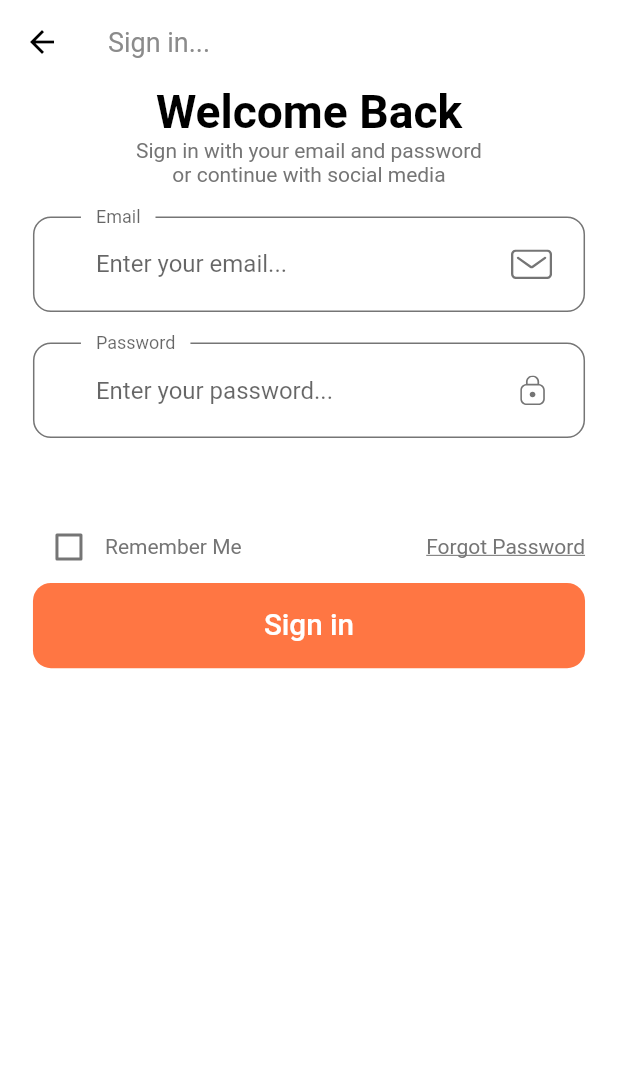
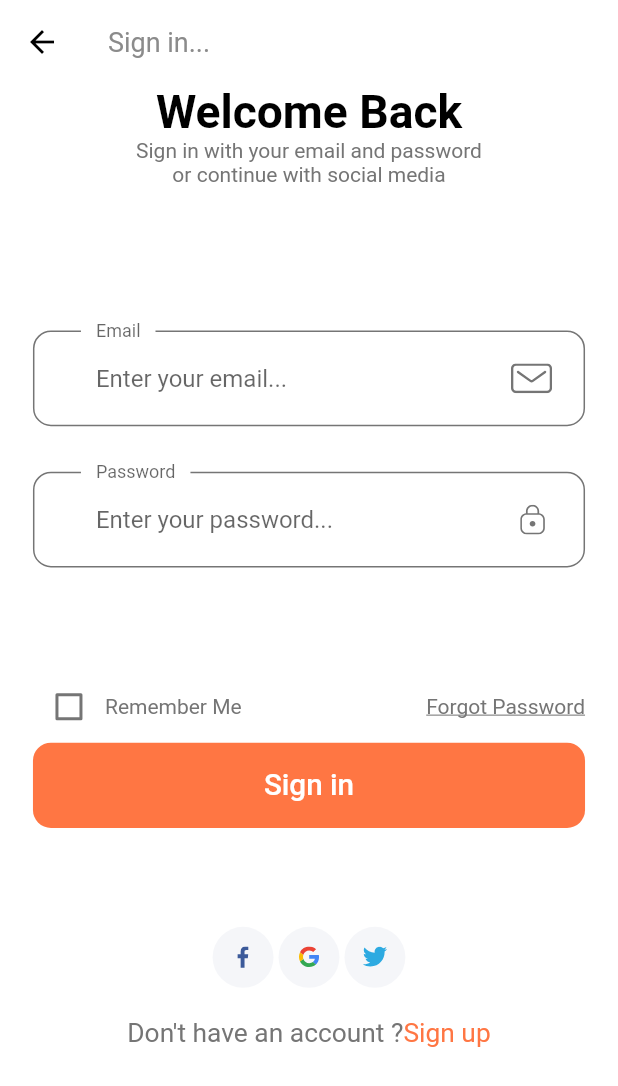
Before and after one commit to ozgursarikamis/ecommerce, a Flutter app: the screen it shows after launch, after a tap on "Continue", on a phone screen of 412 x 824 dp. Shown: the top 1086 px of the screen. Run offline on Flutter 3.47's test engine with Material 2 defaults, Android fonts, the phone set to English and light mode, and no system bars; our stand-ins replace flutter_svg.

Commit message:
sign in completed

```diff
--- a/lib/screens/signin/components/body.dart
+++ b/lib/screens/signin/components/body.dart
@@ -1,9 +1,8 @@
 import 'package:flutter/material.dart';
-import 'package:ecommerce/components/CustomSuffixIcon.dart';
-import 'package:ecommerce/components/DefaultButton.dart';
-import 'package:ecommerce/components/FormError.dart';
+import 'package:flutter_svg/flutter_svg.dart';
+import 'package:ecommerce/size_config.dart';
 import 'package:ecommerce/constants.dart';
-import 'package:ecommerce/size_config.dart';
+import 'package:ecommerce/screens/signin/components/signin.form.dart';
 
 class Body extends StatelessWidget {
   const Body({Key key}) : super(key: key);
@@ -29,7 +28,31 @@ class Body extends StatelessWidget {
                 "Sign in with your email and password \nor continue with social media",
                 textAlign: TextAlign.center,
               ),
+              SizedBox(height: SizeConfig.screenHeight * 0.08),
               SignForm(),
+              SizedBox(height: SizeConfig.screenHeight * 0.08),
+              Row(
+                mainAxisAlignment: MainAxisAlignment.center,
+                children: [
+                  SocialCard(icon: "assets/icons/facebook-2.svg", press: () {}),
+                  SocialCard(
+                      icon: "assets/icons/google-icon.svg", press: () {}),
+                  SocialCard(icon: "assets/icons/twitter.svg", press: () {}),
+                ],
+              ),
+              SizedBox(height: getProportionateScreenHeight(20)),
+              Row(
+                mainAxisAlignment: MainAxisAlignment.center,
+                children: [
+                  Text("Don't have an account ?",
+                      style:
+                          TextStyle(fontSize: getProportionateScreenWidth(16))),
+                  Text("Sign up",
+                      style: TextStyle(
+                          fontSize: getProportionateScreenWidth(16),
+                          color: kPrimaryColor))
+                ],
+              )
             ],
           ),
         ),
@@ -38,136 +61,27 @@ class Body extends StatelessWidget {
   }
 }
 
-class SignForm extends StatefulWidget {
-  SignForm({Key key}) : super(key: key);
+class SocialCard extends StatelessWidget {
+  const SocialCard({
+    Key key,
+    this.icon,
+    this.press,
+  }) : super(key: key);
 
-  @override
-  _SignFormState createState() => _SignFormState();
-}
-
-class _SignFormState extends State<SignForm> {
-  String email, password;
-
-  final List<String> errors = [];
-  final _formKey = GlobalKey<FormState>();
-  bool rememberMe = false;
+  final String icon;
+  final Function press;
 
   @override
   Widget build(BuildContext context) {
-    return Form(
-      key: _formKey,
-      child: Column(
-        children: [
-          SizedBox(height: getProportionateScreenHeight(20)),
-          buildEmailFormField(),
-          SizedBox(height: getProportionateScreenHeight(20)),
-          buildPasswordFormField(),
-          SizedBox(height: getProportionateScreenHeight(20)),
-          FormError(errors: errors),
-          SizedBox(height: getProportionateScreenHeight(20)),
-          Row(
-            children: [
-              Checkbox(value: rememberMe, activeColor: kPrimaryColor, onChanged: (value){
-                setState(() {
-                  rememberMe = value;
-                });
-              }),
-              Text("Remember Me"),
-              Spacer(),
-              Text("Forgot Password", style: TextStyle(decoration: TextDecoration.underline))
-            ],
-          ),
-          DefaultButton(
-            text: "Sign in",
-            press: () {
-              if (_formKey.currentState.validate()) {
-                _formKey.currentState.save();
-              }
-            },
-          )
-        ],
-      ),
-    );
-  }
-
-  TextFormField buildPasswordFormField() {
-    return TextFormField(
-      obscureText: true,
-      onSaved: (newValue) {
-        password = newValue;
-      },
-      onChanged: (value) {
-        if (value.isNotEmpty && errors.contains(kPassNullError)) {
-          setState(() {
-            errors.remove(kPassNullError);
-          });
-        } else if (value.length >= 8 && errors.contains(kShortPassError)) {
-          setState(() {
-            errors.remove(kShortPassError);
-          });
-          return "";
-        }
-        return null;
-      },
-      validator: (value) {
-        if (value.isEmpty && !errors.contains(kPassNullError)) {
-          setState(() {
-            errors.add(kPassNullError);
-          });
-          return "";
-        } else if (value.length < 8 && !errors.contains(kShortPassError)) {
-          setState(() {
-            errors.add(kShortPassError);
-          });
-          return "";
-        }
-        return null;
-      },
-      decoration: InputDecoration(
-          labelText: "Password",
-          hintText: "Enter your password...",
-          floatingLabelBehavior: FloatingLabelBehavior.always,
-          suffixIcon: CustomSuffixIcon(svgIcon: "assets/icons/Lock.svg")),
-    );
-  }
-
-  TextFormField buildEmailFormField() {
-    return TextFormField(
-      onSaved: (newValue) => email = newValue,
-      onChanged: (value) {
-        if (value.isNotEmpty && errors.contains(kEmailNullError)) {
-          setState(() {
-            errors.remove(kEmailNullError);
-          });
-        } else if (emailValidatorRegExp.hasMatch(value) &&
-            errors.contains(kInvalidEmailError)) {
-          setState(() {
-            errors.remove(kInvalidEmailError);
-          });
-        }
-        return null;
-      },
-      validator: (value) {
-        if (value.isEmpty && !errors.contains(kEmailNullError)) {
-          setState(() {
-            errors.add(kEmailNullError);
-          });
-          return "";
-        } else if (!emailValidatorRegExp.hasMatch(value) &&
-            !errors.contains(kInvalidEmailError)) {
-          setState(() {
-            errors.add(kInvalidEmailError);
-          });
-          return "";
-        }
-        return null;
-      },
-      keyboardType: TextInputType.emailAddress,
-      decoration: InputDecoration(
-          labelText: "Email",
-          hintText: "Enter your email...",
-          floatingLabelBehavior: FloatingLabelBehavior.always,
-          suffixIcon: CustomSuffixIcon(svgIcon: "assets/icons/Mail.svg")),
+    return GestureDetector(
+      onTap: press,
+      child: Container(
+          padding: EdgeInsets.all(getProportionateScreenWidth(12)),
+          height: getProportionateScreenHeight(40),
+          width: getProportionateScreenWidth(40),
+          decoration:
+              BoxDecoration(color: Color(0xFFF5F6F9), shape: BoxShape.circle),
+          child: SvgPicture.asset(icon)),
     );
   }
 }
--- /dev/null
+++ b/lib/screens/signin/components/signin.form.dart
@@ -0,0 +1,141 @@
+
+import 'package:flutter/material.dart';
+import 'package:ecommerce/components/FormError.dart';
+import 'package:ecommerce/constants.dart';
+import 'package:ecommerce/size_config.dart';
+import 'package:ecommerce/components/CustomSuffixIcon.dart';
+import 'package:ecommerce/components/DefaultButton.dart';
+
+class SignForm extends StatefulWidget {
+  SignForm({Key key}) : super(key: key);
+
+  @override
+  _SignFormState createState() => _SignFormState();
+}
+
+class _SignFormState extends State<SignForm> {
+  String email, password;
+
+  final List<String> errors = [];
+  final _formKey = GlobalKey<FormState>();
+  bool rememberMe = false;
+
+  @override
+  Widget build(BuildContext context) {
+    return Form(
+      key: _formKey,
+      child: Column(
+        children: [
+          SizedBox(height: getProportionateScreenHeight(30)),
+          buildEmailFormField(),
+          SizedBox(height: getProportionateScreenHeight(30)),
+          buildPasswordFormField(),
+          SizedBox(height: getProportionateScreenHeight(30)),
+          FormError(errors: errors),
+          SizedBox(height: getProportionateScreenHeight(30)),
+          Row(
+            children: [
+              Checkbox(value: rememberMe, activeColor: kPrimaryColor, onChanged: (value){
+                setState(() {
+                  rememberMe = value;
+                });
+              }),
+              Text("Remember Me"),
+              Spacer(),
+              Text("Forgot Password", style: TextStyle(decoration: TextDecoration.underline))
+            ],
+          ),
+          DefaultButton(
+            text: "Sign in",
+            press: () {
+              if (_formKey.currentState.validate()) {
+                _formKey.currentState.save();
+              }
+            },
+          )
+        ],
+      ),
+    );
+  }
+
+  TextFormField buildPasswordFormField() {
+    return TextFormField(
+      obscureText: true,
+      onSaved: (newValue) {
+        password = newValue;
+      },
+      onChanged: (value) {
+        if (value.isNotEmpty && errors.contains(kPassNullError)) {
+          setState(() {
+            errors.remove(kPassNullError);
+          });
+        } else if (value.length >= 8 && errors.contains(kShortPassError)) {
+          setState(() {
+            errors.remove(kShortPassError);
+          });
+          return "";
+        }
+        return null;
+      },
+      validator: (value) {
+        if (value.isEmpty && !errors.contains(kPassNullError)) {
+          setState(() {
+            errors.add(kPassNullError);
+          });
+          return "";
+        } else if (value.length < 8 && !errors.contains(kShortPassError)) {
+          setState(() {
+            errors.add(kShortPassError);
+          });
+          return "";
+        }
+        return null;
+      },
+      decoration: InputDecoration(
+          labelText: "Password",
+          hintText: "Enter your password...",
+          floatingLabelBehavior: FloatingLabelBehavior.always,
+          suffixIcon: CustomSuffixIcon(svgIcon: "assets/icons/Lock.svg")),
+    );
+  }
+
+  TextFormField buildEmailFormField() {
+    return TextFormField(
+      onSaved: (newValue) => email = newValue,
+      onChanged: (value) {
+        if (value.isNotEmpty && errors.contains(kEmailNullError)) {
+          setState(() {
+            errors.remove(kEmailNullError);
+          });
+        } else if (emailValidatorRegExp.hasMatch(value) &&
+            errors.contains(kInvalidEmailError)) {
+          setState(() {
+            errors.remove(kInvalidEmailError);
+          });
+        }
+        return null;
+      },
+      validator: (value) {
+        if (value.isEmpty && !errors.contains(kEmailNullError)) {
+          setState(() {
+            errors.add(kEmailNullError);
+          });
+          return "";
+        } else if (!emailValidatorRegExp.hasMatch(value) &&
+            !errors.contains(kInvalidEmailError)) {
+          setState(() {
+            errors.add(kInvalidEmailError);
+          });
+          return "";
+        }
+        return null;
+      },
+      keyboardType: TextInputType.emailAddress,
+      decoration: InputDecoration(
+          labelText: "Email",
+          hintText: "Enter your email...",
+          floatingLabelBehavior: FloatingLabelBehavior.always,
+          suffixIcon: CustomSuffixIcon(svgIcon: "assets/icons/Mail.svg")),
+    );
+  }
+}
```
